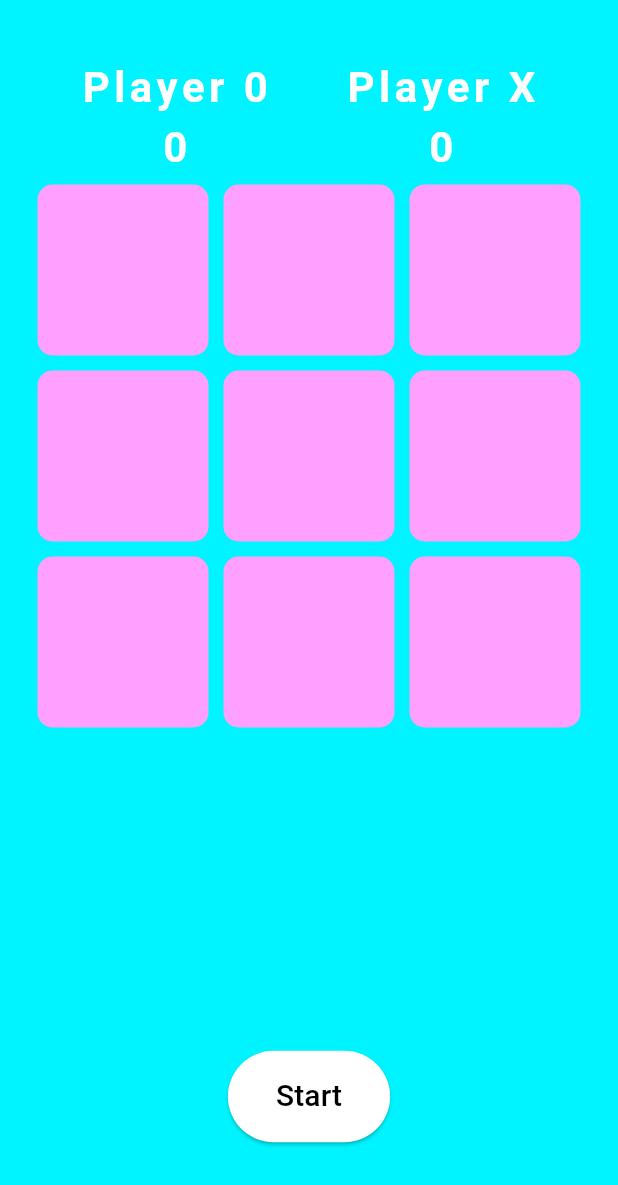
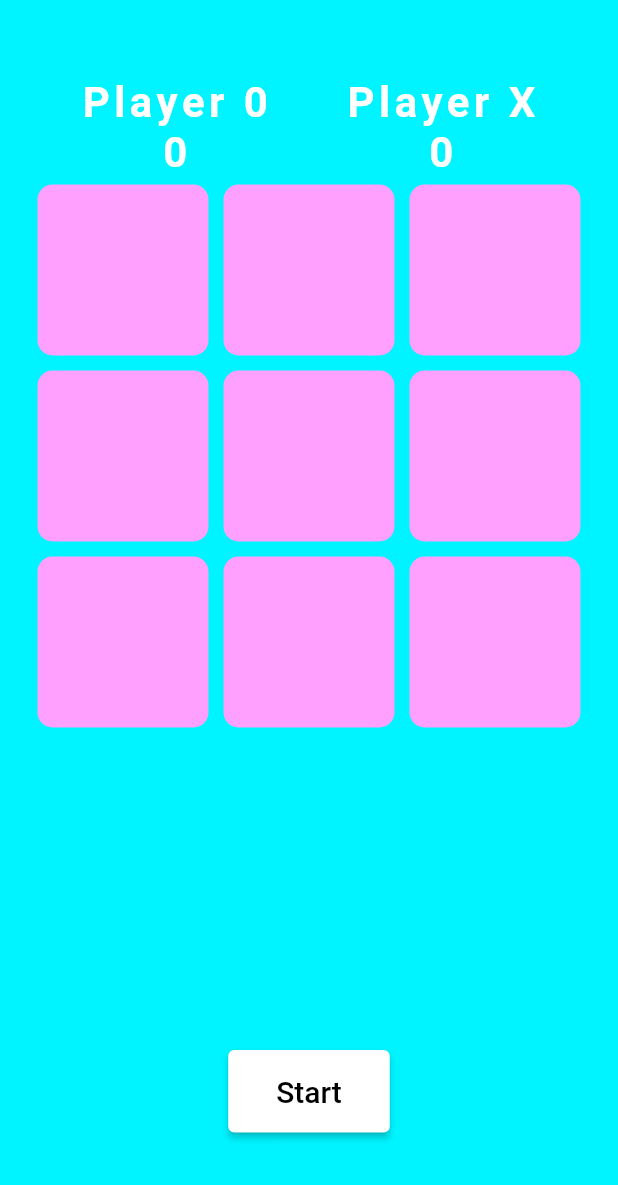
Before and after one commit to DenizGokayHamzali/FlutterProjects, a Flutter app: the GameScreen screen opened directly, on a phone screen of 412 x 824 dp. Shown: the top 1185 px of the screen. Run offline on Flutter 3.47's test engine with Material 3 defaults, Android fonts, the light colour scheme and no system bars; our stand-ins replace google_fonts, image_cropper, image_picker; Roboto replaces fonts that are missing (Chalkboard).

Commit message:
GeminiMath updated

```diff
--- /dev/null
+++ b/GeminiMath/lib/constants/colors.dart
@@ -0,0 +1,5 @@
+import 'dart:ui';
+
+class MainColor {
+  static Color primaryColor = const Color.fromRGBO(107, 176, 251, 1);
+}
--- a/GeminiMath/lib/main.dart
+++ b/GeminiMath/lib/main.dart
@@ -1,5 +1,6 @@
 import 'package:flutter/material.dart';
 import 'package:gemini_math/pages/home_page.dart';
+import 'package:gemini_math/constants/colors.dart';
 
 void main() async {
   runApp(const GeminiApp());
@@ -14,8 +15,8 @@ class GeminiApp extends StatelessWidget {
       debugShowCheckedModeBanner: false,
       title: 'GeminiMath',
       theme: ThemeData(
-        colorScheme: ColorScheme.fromSeed(seedColor: Colors.green),
-        useMaterial3: true,
+        colorScheme: ColorScheme.fromSeed(seedColor: MainColor.primaryColor),
+        useMaterial3: false,
       ),
       home: const MyHomePage(),
     );
```
Also changed, not shown: GeminiMath/lib/pages/home_page.dart (+11 -3 lines).
